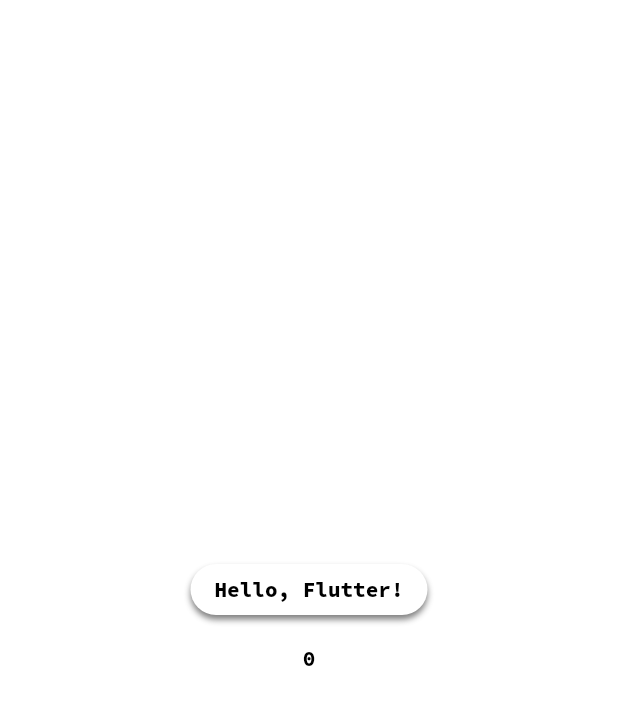
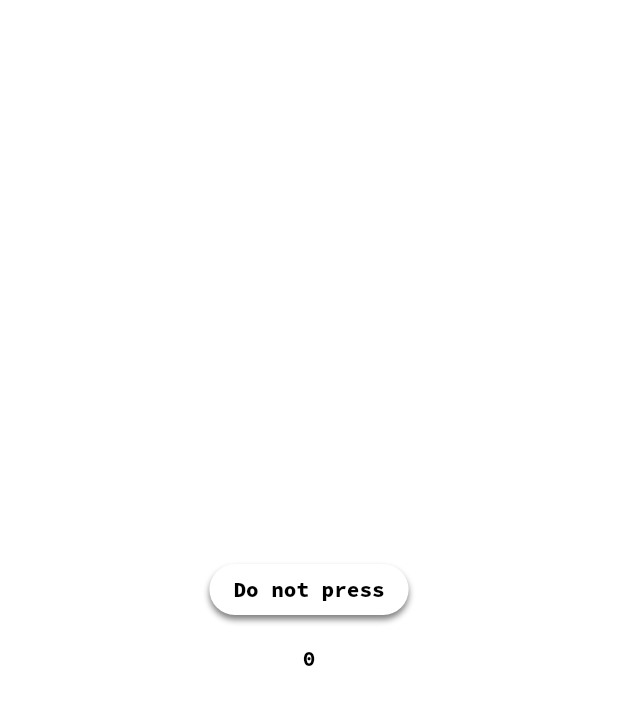
Before and after one commit to kiria-f/bio, a Flutter app: the screen it shows after launch, on a phone screen of 412 x 824 dp. Shown: the top 705 px of the screen. Run offline on Flutter 3.47's test engine with Material 3 defaults, Android fonts, the phone set to English and light mode, and no system bars.

Commit message:
Update button text

```diff
--- a/lib/main.dart
+++ b/lib/main.dart
@@ -26,7 +26,7 @@
           spacing: 20,
           children: [
             FKButton(
-              label: 'Hello, Flutter!',
+              label: 'Do not press',
               onPressed: (event) => setState(() {
                 counter++;
               }),
```
